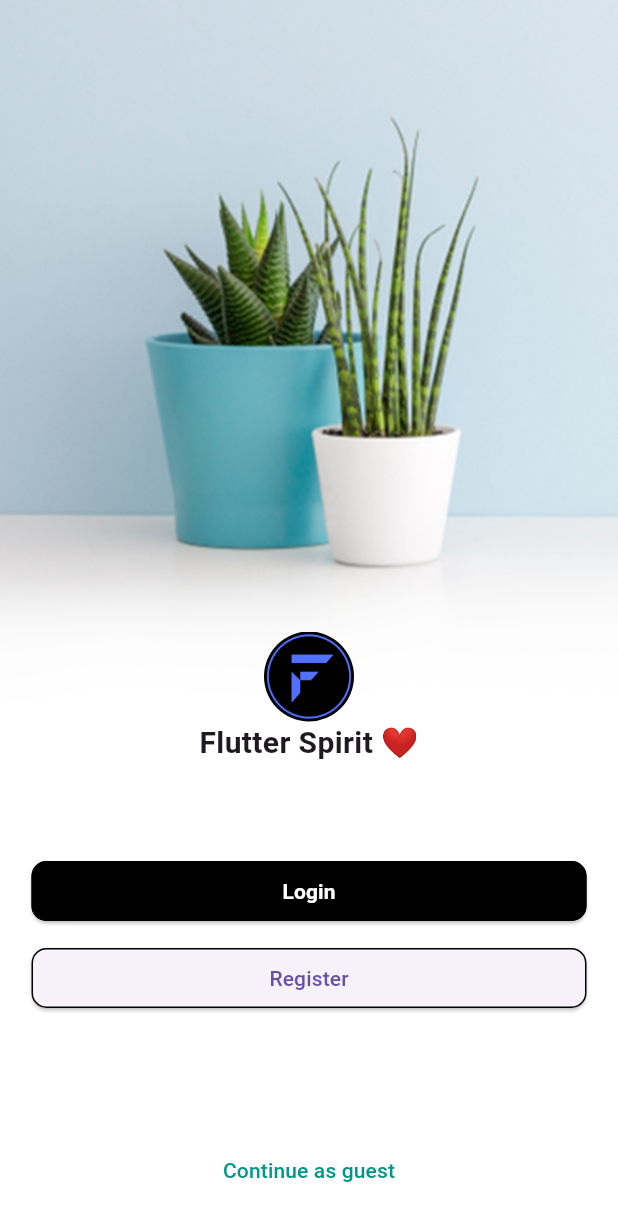
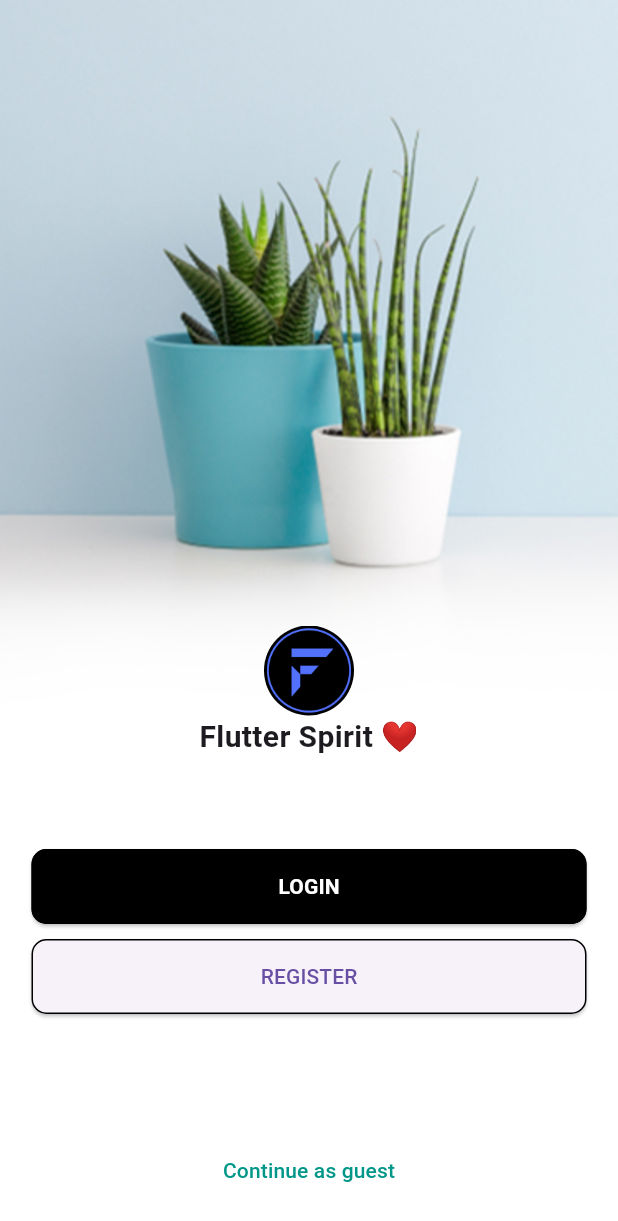
Before and after one commit to Ruhan130/AnimatedUI, a Flutter app: the screen it shows after launch, on a phone screen of 412 x 824 dp. Shown: the top 1221 px of the screen. Run offline on Flutter 3.47's test engine with Material 3 defaults, Android fonts, the phone set to English and light mode, and no system bars; our stand-ins replace animate_do, flutter_svg; Roboto replaces fonts that are missing (Urbanist-SemiBold).

Commit message:
complete work from Forget Password screen

```diff
--- a/lib/Presentation/FirstScreen/FirstScreen.dart
+++ b/lib/Presentation/FirstScreen/FirstScreen.dart
@@ -33,7 +33,7 @@ class _AnimatedUiFirstScreenState extends State<AnimatedUiFirstScreen> {
               child: SizedBox(
                 child: Column(
                   children: [
-                    animate.FadeIn(
+                    animate.Bounce(
                       delay: const Duration(seconds: 1),
                       child: Container(
                         height: 60,
@@ -47,12 +47,14 @@ class _AnimatedUiFirstScreenState extends State<AnimatedUiFirstScreen> {
                         ),
                       ),
                     ),
-                    const Text(
-                      "Flutter Spirit ❤️",
-                      style: TextStyle(
-                          fontWeight: FontWeight.bold,
-                          fontSize: 20,
-                          fontFamily: "Urbanist-SemiBold"),
+                    animate.FadeIn(delay: Duration(seconds: 2),
+                      child: const Text(
+                        "Flutter Spirit ❤️",
+                        style: TextStyle(
+                            fontWeight: FontWeight.bold,
+                            fontSize: 20,
+                            fontFamily: "Urbanist-SemiBold"),
+                      ),
                     ),
                     const SizedBox(
                       height: 60,
@@ -69,6 +71,8 @@ class _AnimatedUiFirstScreenState extends State<AnimatedUiFirstScreen> {
                           );
                         },
                         style: ButtonStyle(
+                          padding: const WidgetStatePropertyAll(
+                              EdgeInsets.only(top: 15, bottom: 15)),
                           side: const WidgetStatePropertyAll(
                             BorderSide(color: Colors.black),
                           ),
@@ -83,7 +87,7 @@ class _AnimatedUiFirstScreenState extends State<AnimatedUiFirstScreen> {
                           ),
                         ),
                         child: const Text(
-                          "Login",
+                          "LOGIN",
                           style: TextStyle(
                               color: Colors.white,
                               fontFamily: "Urbanist-SemiBold",
@@ -106,6 +110,8 @@ class _AnimatedUiFirstScreenState extends State<AnimatedUiFirstScreen> {
                           );
                         },
                         style: ButtonStyle(
+                          padding: const WidgetStatePropertyAll(
+                              EdgeInsets.only(top: 15, bottom: 15)),
                           side: const WidgetStatePropertyAll(
                             BorderSide(color: Colors.black),
                           ),
@@ -117,7 +123,7 @@ class _AnimatedUiFirstScreenState extends State<AnimatedUiFirstScreen> {
                             Size.fromWidth(370),
                           ),
                         ),
-                        child: const Text("Register"),
+                        child: const Text("REGISTER"),
                       ),
                     ),
                     const SizedBox(
--- a/lib/Presentation/LoginScreen/LoginScreen.dart
+++ b/lib/Presentation/LoginScreen/LoginScreen.dart
@@ -123,7 +123,7 @@ class _LoginScreenState extends State<LoginScreen> {
                       height: 50.0,
                     ),
                     Bounce(
-                      delay: const Duration(seconds: 1),
+                      delay: const Duration(seconds: 4),
                       child: Padding(
                         padding: const EdgeInsets.only(
                             top: 10, bottom: 10, right: 30, left: 30),
```
Also changed, not shown: lib/Presentation/ForgetScreen.dart/forgetScreen.dart (+120 -1 lines).
